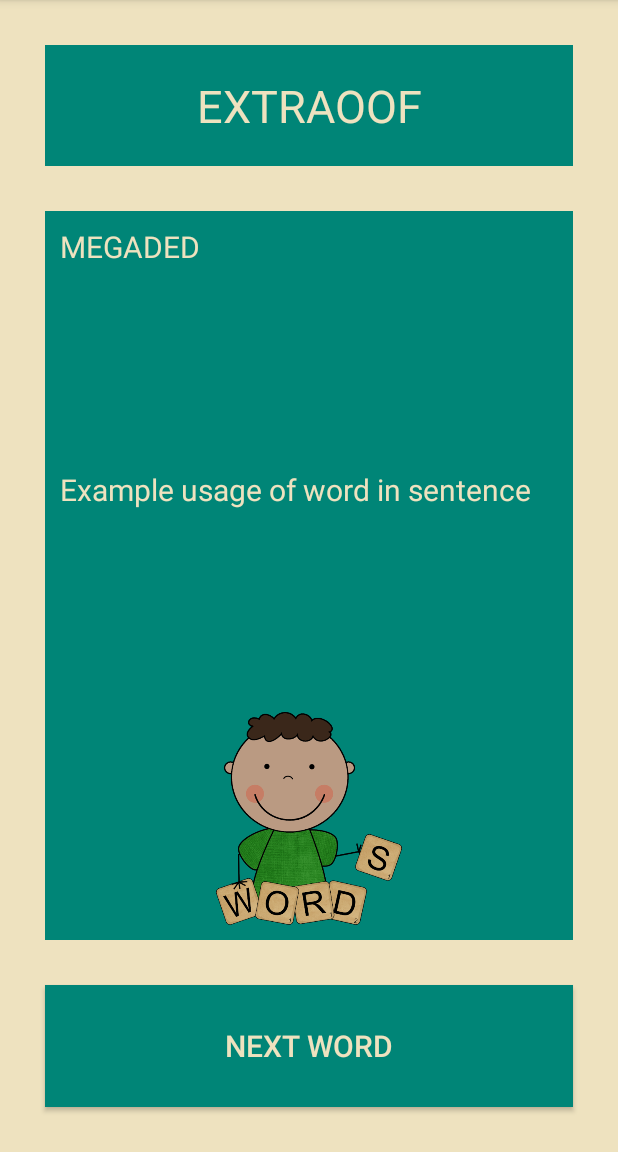
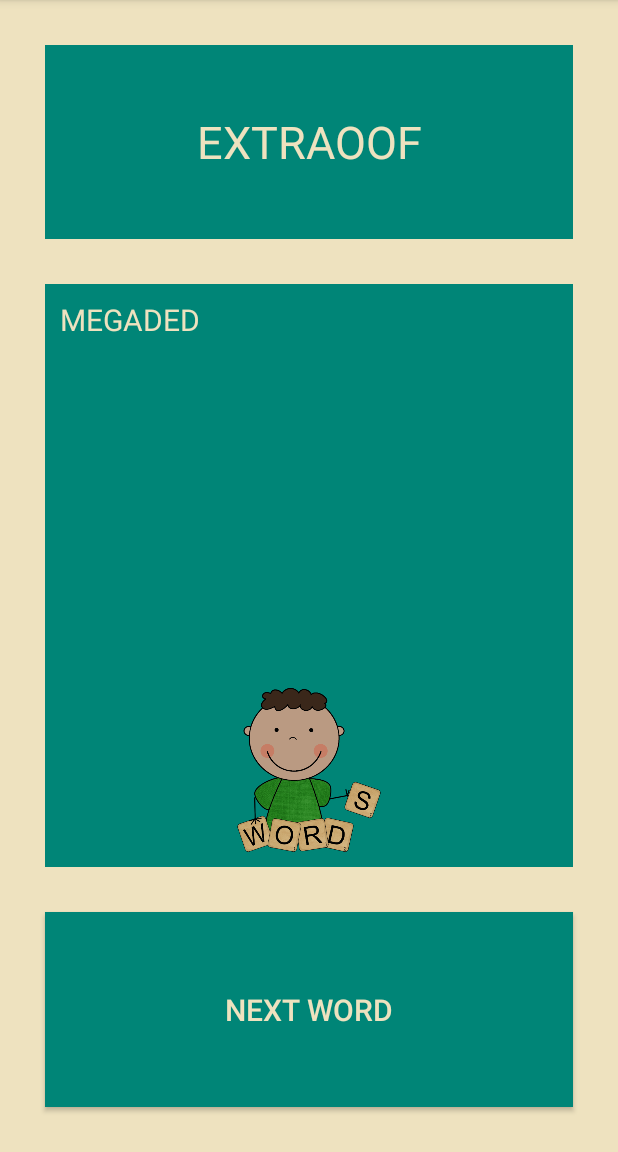
Before and after one commit to lokkenc/BigBrainVocabBuilder, an Android app: the screen it shows after launch (LearnActivity), after a tap on an icon or button, on a phone screen of 412 x 824 dp, the part 84-1236 px from its top. Run offline under Robolectric (Android 15) with nearby library versions, the phone set to English and light mode, and no system bars.

Commit message:
Fix word and review pages

```diff
--- a/app/src/main/AndroidManifest.xml
+++ b/app/src/main/AndroidManifest.xml
@@ -31,7 +31,6 @@
                 android:value="com.csci412.bigbrainvocabbuilder.MainActivity" />
         </activity>
         <activity android:name=".LearnActivity" />
-        <activity android:name=".WordActivity" />
         <activity
             android:name=".SettingsActivity"
             android:label="@string/title_activity_settings"
--- a/app/src/main/java/com/csci412/bigbrainvocabbuilder/LearnLogic.java
+++ b/app/src/main/java/com/csci412/bigbrainvocabbuilder/LearnLogic.java
@@ -11,7 +11,7 @@ public class LearnLogic {
     }
 
     public String[] createLearnDef() {
-        String[] mainWordDef = dbManager.getRandomWord(1);
+        String[] mainWordDef = dbManager.getRandomWord(MainActivity.learnVar);
         return mainWordDef;
     }
 }
--- a/app/src/main/java/com/csci412/bigbrainvocabbuilder/MainActivity.java
+++ b/app/src/main/java/com/csci412/bigbrainvocabbuilder/MainActivity.java
@@ -16,6 +16,7 @@ public class MainActivity extends AppCompatActivity {
     private DatabaseManager dbManager = null;
     public static Profile profile;
     public static int screenVar;
+    public static int learnVar = 0;
 
     @Override
     protected void onCreate(Bundle savedInstanceState) {
@@ -40,11 +41,13 @@ public class MainActivity extends AppCompatActivity {
     }
 
     public void learn(View v) {
+        learnVar = 1;
         Intent myIntent = new Intent(this, LearnActivity.class);
         this.startActivity(myIntent);
     }
     public void word(View v) {
-        Intent myIntent = new Intent(this, WordActivity.class);
+        learnVar = 0;
+        Intent myIntent = new Intent(this, LearnActivity.class);
         this.startActivity(myIntent);
     }
     public void test(View v) {
--- a/app/src/main/res/layout/activity_learn.xml
+++ b/app/src/main/res/layout/activity_learn.xml
@@ -34,23 +34,10 @@
         android:textColor="@color/gold"
         android:text="Definition of the word, wow its so cool!" />
 
-    <TextView
-        android:layout_width="match_parent"
-        android:layout_height="0dp"
-        android:layout_weight="2"
-        android:id="@+id/learnExample"
-        android:textSize="20sp"
-        android:layout_marginLeft="30dp"
-        android:layout_marginRight="30dp"
-        android:padding="10dp"
-        android:background="@color/blueish"
-        android:textColor="@color/gold"
-        android:text="Example usage of word in sentence" />
-
     <ImageView
         android:layout_width="match_parent"
         android:layout_height="0dp"
-        android:layout_weight="2"
+        android:layout_weight="1"
         android:layout_marginLeft="30dp"
         android:layout_marginRight="30dp"
         android:background="@color/blueish"
```
